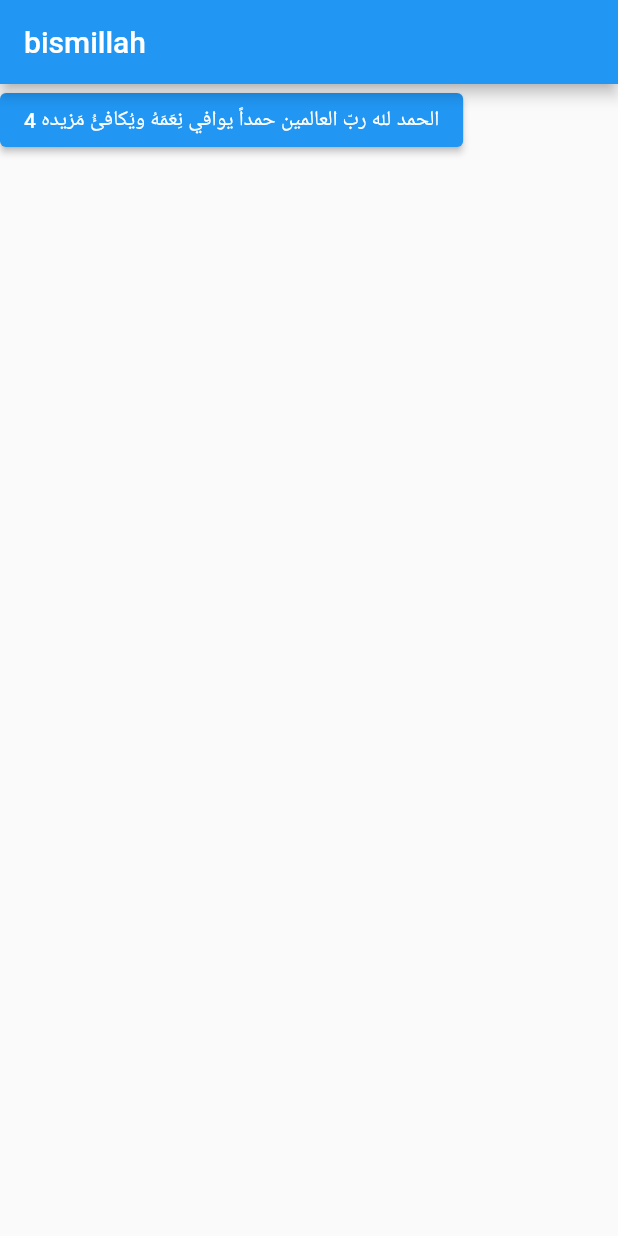
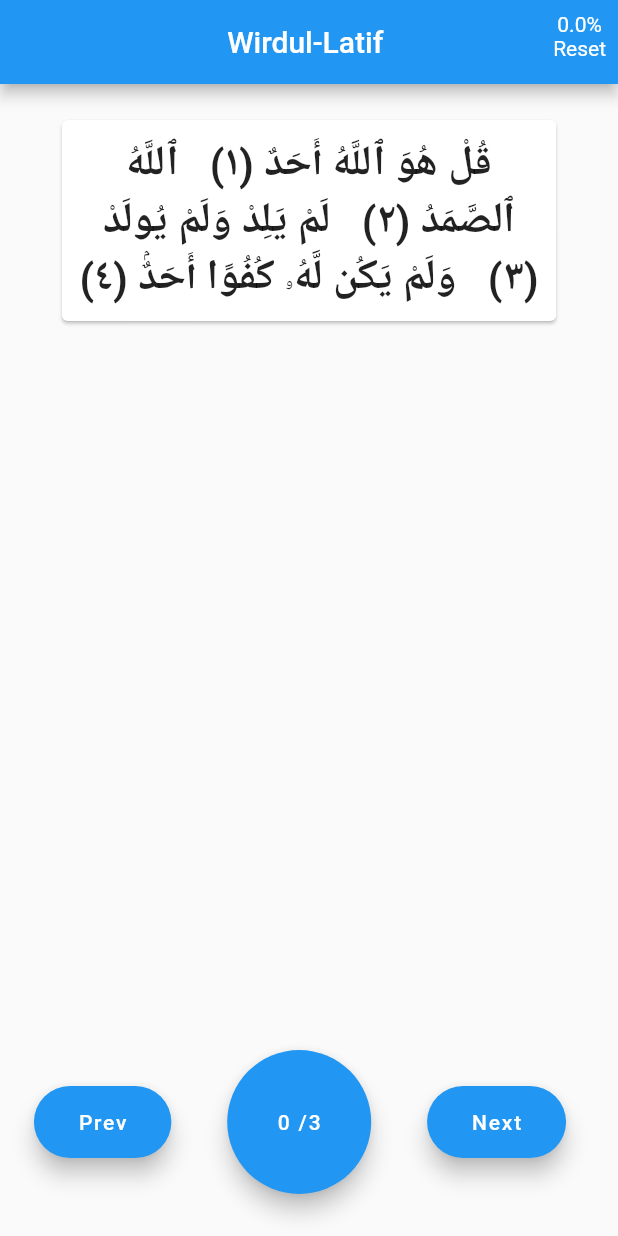
Before and after one commit to aslahmogral/wird_al_latif, a Flutter app: the screen it shows after launch, on a phone screen of 412 x 824 dp. Run offline on Flutter 3.47's test engine with Material 2 defaults, Android fonts, the light colour scheme and no system bars.

Commit message:
initial commit

```diff
--- a/analysis_options.yaml
+++ b/analysis_options.yaml
@@ -7,7 +7,7 @@
 
 # The following line activates a set of recommended lints for Flutter apps,
 # packages, and plugins designed to encourage good coding practices.
-include: package:flutter_lints/flutter.yaml
+# include: package:flutter_lints/flutter.yaml
 
 linter:
   # The lint rules applied to this project can be customized in the
--- a/lib/home_screen.dart
+++ b/lib/home_screen.dart
@@ -10,21 +10,162 @@ class HomeScreen extends StatefulWidget {
 }
 
 class _HomeScreenState extends State<HomeScreen> {
+  int nextIndex = 0;
+  bool endMessage = false;
+  var count = 0;
+
+  prevButtonMethod(WirdProvider wirdData) {
+    if (nextIndex > 0 && nextIndex < wirdData.getWirdList.length) {
+      setState(() {
+        nextIndex--;
+        print(nextIndex);
+      });
+    } else if (nextIndex > wirdData.getWirdList.length - 1) {
+      setState(() {
+        nextIndex = wirdData.getWirdList.length;
+        nextIndex--;
+        print(nextIndex);
+        endMessage = false;
+      });
+    }
+  }
+
+  countButtonMethod(WirdProvider wirdData) {
+    if (endMessage) {
+      return null;
+    } else {
+      if (count < wirdData.getWirdList[nextIndex].count - 1) {
+        setState(() {
+          count++;
+        });
+      } else if (nextIndex >= wirdData.getWirdList.length) {
+        setState(() {
+          endMessage = true;
+        });
+      } else {
+        setState(() {
+          nextIndex++;
+
+          count = 0;
+        });
+      }
+    }
+  }
+
+  nextButtonMethod(WirdProvider wirdData) {
+    nextIndex++;
+
+    if (nextIndex < wirdData.getWirdList.length - 1) {
+      setState(() {
+        print('1: $nextIndex');
+      });
+    } else if (nextIndex >= wirdData.getWirdList.length) {
+      setState(() {
+        endMessage = true;
+        nextIndex == wirdData.getWirdList.length + 2;
+        print('2: $nextIndex');
+      });
+    }
+  }
+
   @override
   Widget build(BuildContext context) {
-    List wirdList = Provider.of<WirdProvider>(context).getWirdList;
+    return Consumer<WirdProvider>(
+        builder: (BuildContext context, wirdData, Widget? child) {
+      var percentage = nextIndex / wirdData.getWirdList.length * 100;
+      return Scaffold(
+        appBar: AppBar(
+          title: const Text('Wirdul-Latif '),
+          actions: [
+            InkWell(
+              onDoubleTap: (() {
+                setState(() {
+                  nextIndex = 0;
+                });
+              }),
+              child: Padding(
+                padding: const EdgeInsets.all(8.0),
+                child: Column(
+                  children: [
+                    Text(percentage > 100
+                        ? '100.0%'
+                        : '${percentage.roundToDouble().toString()}%'),
+                    Text('Reset')
+                  ],
+                ),
+              ),
+            )
+          ],
+          centerTitle: true,
+        ),
+        floatingActionButton: Padding(
+          padding: const EdgeInsets.only(left: 20),
+          child: SizedBox(
+            height: 120,
+            child: Row(
+              mainAxisAlignment: MainAxisAlignment.spaceAround,
+              children: [
+                FloatingActionButton.extended(
+                    onPressed: () {
+                      prevButtonMethod(wirdData);
+                    },
+                    label: const Text('  Prev  ')),
+                FloatingActionButton.large(
+                    onPressed: () {
+                      countButtonMethod(wirdData);
+                    },
+                    child: Text(endMessage
+                        ? 'finished'
+                        : '$count /${wirdData.getWirdList[nextIndex].count.toString()}')),
+                FloatingActionButton.extended(
+                    onPressed: () {
+                      nextButtonMethod(wirdData);
+                    },
+                    label: const Text('  Next  ')),
+              ],
+            ),
+          ),
+        ),
+        body: SingleChildScrollView(
+          child: Column(
+            children: [
+              SizedBox(height: 20),
+              arabicTextWidget(context, wirdData),
+              SizedBox(
+                height: 150,
+              )
+            ],
+          ),
+        ),
+      );
+    });
+  }
 
-    return Scaffold(
-      appBar: AppBar(
-        title: const Text('bismillah'),
-      ),
-      body: Column(
-        children: [
-          ElevatedButton(
-              onPressed: () {},
-              child: Text('${wirdList[12].arabic} ${wirdList[12].count}'))
-        ],
-      ),
-    );
+  Center arabicTextWidget(BuildContext context, WirdProvider wirdData) {
+    return Center(
+        child: Directionality(
+            textDirection: TextDirection.rtl,
+            child: Card(
+              child: SizedBox(
+                  width: MediaQuery.of(context).size.width * 0.8,
+                  child: Padding(
+                    padding: const EdgeInsets.all(10.0),
+                    child: endMessage
+                        ? Text('over',
+                            textAlign: TextAlign.center,
+                            style: TextStyle(
+                              fontWeight: FontWeight.bold,
+                              fontSize: 35,
+                            ))
+                        : Text(
+                            wirdData.getWirdList[nextIndex].arabic,
+                            textAlign: TextAlign.center,
+                            style: TextStyle(
+                              fontWeight: FontWeight.bold,
+                              fontSize: 28,
+                            ),
+                          ),
+                  ),),
+            ),));
   }
 }
--- a/lib/main.dart
+++ b/lib/main.dart
@@ -18,6 +18,7 @@ class MyApp extends StatelessWidget {
         return WirdProvider();
       },
       child: MaterialApp(
+        debugShowCheckedModeBanner: false,
         title: 'Flutter Demo',
         theme: ThemeData(
           // This is the theme of your application.
--- a/lib/provider/wird_provider.dart
+++ b/lib/provider/wird_provider.dart
@@ -35,7 +35,7 @@ class WirdProvider extends ChangeNotifier {
         returnList.add(WirdData(arabicList[i], 1));
       }
     }
-    print(returnList);
+    // print(returnList);
     return returnList;
   }
 
--- a/lib/service/wird_data.dart
+++ b/lib/service/wird_data.dart
@@ -3,14 +3,14 @@ class WirdData {
   final int count;
 
   static List arabicWird = [
-    'قُلْ هُوَ ٱللَّهُ أَحَدٌ (١)   ٱللَّهُ ٱلصَّمَدُ (٢)   لَمْ يَلِدْ وَلَمْ يُولَدْ (٣)   وَلَمْ يَكُن لَّهُۥ كُفُوًا أَحَدٌۢ (٤) ',
+    'قُلْ هُوَ ٱللَّهُ أَحَدٌ ۝   ٱللَّهُ ٱلصَّمَدُ ۝   لَمْ يَلِدْ وَلَمْ يُولَدْ ۝   وَلَمْ يَكُن لَّهُۥ كُفُوًا أَحَدٌۢ ۝',
     'قُلْ أَعُوذُ بِرَبِّ ٱلْفَلَقِ (١) مِن شَرِّ مَا خَلَقَ (٢) وَمِن شَرِّ غَاسِقٍ إِذَا وَقَبَ (٣) وَمِن شَرِّ ٱلنَّفَّـٰثَـٰتِ فِى ٱلْعُقَدِ (٤) وَمِن شَرِّ حَاسِدٍ إِذَا حَسَدَ (٥)',
     'قُلْ أَعُوذُ بِرَبِّ ٱلنَّاسِ (١) مَلِكِ ٱلنَّاسِ (٢) إِلَـٰهِ ٱلنَّاسِ (٣) مِن شَرِّ ٱلْوَسْوَاسِ ٱلْخَنَّاسِ (٤) ٱلَّذِى يُوَسْوِسُ فِى صُدُورِ ٱلنَّاسِ (٥) مِنَ ٱلْجِنَّةِ وَٱلنَّاسِ ٦',
     'رَبِّ أَعُوذُ بِكَ مِنْ هَمَزَاتِ الشَّيَاطِينِ وَأَعُوذُ بِكَ رَبِّ اَنْ يَّحْضُرُونِ',
     'أَفَحَسِبْتُمْ أَنَّمَا خَلَقْنَـٰكُمْ عَبَثًۭا وَأَنَّكُمْ إِلَيْنَا لَا تُرْجَعُونَ (١١٥) فَتَعَـٰلَى ٱللَّهُ ٱلْمَلِكُ ٱلْحَقُّ ۖ لَآ إِلَـٰهَ إِلَّا هُوَ رَبُّ ٱلْعَرْشِ ٱلْكَرِيمِ (١١٦) وَمَن يَدْعُ مَعَ ٱللَّهِ إِلَـٰهًا ءَاخَرَ لَا بُرْهَـٰنَ لَهُۥ بِهِۦ فَإِنَّمَا حِسَابُهُۥ عِندَ رَبِّهِۦٓ ۚ إِنَّهُۥ لَا يُفْلِحُ ٱلْكَـٰفِرُونَ (١١٧) وَقُل رَّبِّ ٱغْفِرْ وَٱرْحَمْ وَأَنتَ خَيْرُ ٱلرَّٰحِمِينَ (١١٨)',
     'فَسُبْحَانَ اللَّهِ حِينَ تُمْسُونَ وَحِينَ تُصْبِحُونَ * وَلَهُ الْحَمْدُ فِي السَّمَاوَاتِ وَالْأَرْضِ وَعَشِيًّا وَحِينَ تُظْهِرُونَ * يُخْرِجُ الْحَيَّ مِنَ الْمَيِّتِ وَيُخْرِجُ الْمَيِّتَ مِنَ الْحَيِّ وَيُحْيِي الْأَرْضَ بَعْدَ مَوْتِهَا وَكَذَلِكَ تُخْرَجُونَ',
     'أعوذ بالله السميع العليم من الشيطان الرجيم',
-    'لَوْ أَنزَلْنَا هَـٰذَا ٱلْقُرْءَانَ عَلَىٰ جَبَلٍۢ لَّرَأَيْتَهُۥ خَـٰشِعًۭا مُّتَصَدِّعًۭا مِّنْ خَشْيَةِ ٱللَّهِ ۚ وَتِلْكَ ٱلْأَمْثَـٰلُ نَضْرِبُهَا لِلنَّاسِ لَعَلَّهُمْ يَتَفَكَّرُونَ ٢١ هُوَ ٱللَّهُ ٱلَّذِى لَآ إِلَـٰهَ إِلَّا هُوَ ۖ عَـٰلِمُ ٱلْغَيْبِ وَٱلشَّهَـٰدَةِ ۖ هُوَ ٱلرَّحْمَـٰنُ ٱلرَّحِيمُ ٢٢ هُوَ ٱللَّهُ ٱلَّذِى لَآ إِلَـٰهَ إِلَّا هُوَ ٱلْمَلِكُ ٱلْقُدُّوسُ ٱلسَّلَـٰمُ ٱلْمُؤْمِنُ ٱلْمُهَيْمِنُ ٱلْعَزِيزُ ٱلْجَبَّارُ ٱلْمُتَكَبِّرُ ۚ سُبْحَـٰنَ ٱللَّهِ عَمَّا يُشْرِكُونَ ٢٣ هُوَ ٱللَّهُ ٱلْخَـٰلِقُ ٱلْبَارِئُ ٱلْمُصَوِّرُ ۖ لَهُ ٱلْأَسْمَآءُ ٱلْحُسْنَىٰ ۚ يُسَبِّحُ لَهُۥ مَا فِى ٱلسَّمَـٰوَٰتِ وَٱلْأَرْضِ ۖ وَهُوَ ٱلْعَزِيزُ ٱلْحَكِيمُ',
+    'لَوْ أَنزَلْنَا هَـٰذَا ٱلْقُرْءَانَ عَلَىٰ جَبَلٍۢ لَّرَأَيْتَهُۥ خَـٰشِعًۭا مُّتَصَدِّعًۭا مِّنْ خَشْيَةِ ٱللَّهِ ۚ وَتِلْكَ ٱلْأَمْثَـٰلُ نَضْرِبُهَا لِلنَّاسِ لَعَلَّهُمْ يَتَفَكَّرُونَ (٢١) هُوَ ٱللَّهُ ٱلَّذِى لَآ إِلَـٰهَ إِلَّا هُوَ ۖ عَـٰلِمُ ٱلْغَيْبِ وَٱلشَّهَـٰدَةِ ۖ هُوَ ٱلرَّحْمَـٰنُ ٱلرَّحِيمُ (٢٢) هُوَ ٱللَّهُ ٱلَّذِى لَآ إِلَـٰهَ إِلَّا هُوَ ٱلْمَلِكُ ٱلْقُدُّوسُ ٱلسَّلَـٰمُ ٱلْمُؤْمِنُ ٱلْمُهَيْمِنُ ٱلْعَزِيزُ ٱلْجَبَّارُ ٱلْمُتَكَبِّرُ ۚ سُبْحَـٰنَ ٱللَّهِ عَمَّا يُشْرِكُونَ (٢٣) هُوَ ٱللَّهُ ٱلْخَـٰلِقُ ٱلْبَارِئُ ٱلْمُصَوِّرُ ۖ لَهُ ٱلْأَسْمَآءُ ٱلْحُسْنَىٰ ۚ يُسَبِّحُ لَهُۥ مَا فِى ٱلسَّمَـٰوَٰتِ وَٱلْأَرْضِ ۖ وَهُوَ ٱلْعَزِيزُ ٱلْحَكِيمُ',
     'سلام على نوح في العالمين إنا كذلك نجزي المحسنين إنه من عبادنا المؤمنين',
     'أعوذ بكلمات الله التامات من شر ما خلق',
     'بسم الله الذي لا يضر مع اسمه شيء في الأرض ولا في السماء وهو السميع العليم',
```
